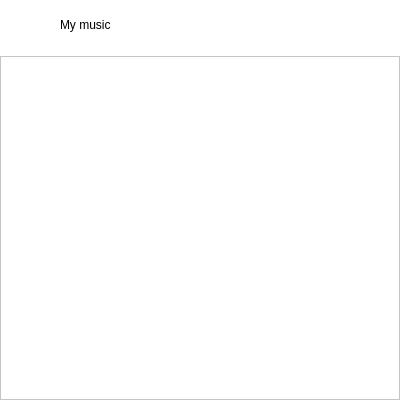
The window that Pages/mainpage.ui (HTMLProgrammer2001/qtPlayer) describes before a commit, drawn with Qt 5.
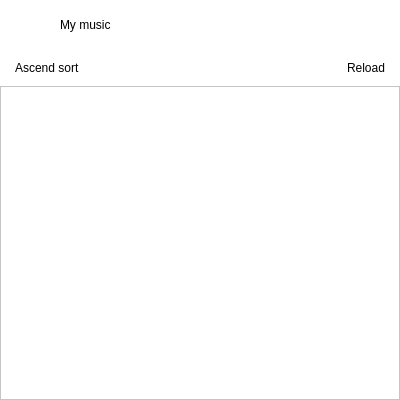
The same window after the commit. Icons and pictures are not drawn. Custom widgets are drawn as their Qt base class.

Diff of the .ui file:
```diff
--- a/Pages/mainpage.ui
+++ b/Pages/mainpage.ui
@@ -191,6 +191,61 @@
         </layout>
        </widget>
       </item>
+      <item>
+       <layout class="QHBoxLayout" name="horizontalLayout_2">
+        <property name="leftMargin">
+         <number>15</number>
+        </property>
+        <property name="topMargin">
+         <number>5</number>
+        </property>
+        <property name="rightMargin">
+         <number>15</number>
+        </property>
+        <property name="bottomMargin">
+         <number>5</number>
+        </property>
+        <item>
+         <widget class="QLabel" name="label_4">
+          <property name="cursor">
+           <cursorShape>PointingHandCursor</cursorShape>
+          </property>
+          <property name="styleSheet">
+           <string notr="true">font: 75 10pt &quot;Arial&quot;;
+color: rgb(79, 147, 255);
+
+QLabel::hover{
+	color: rgb(42, 109, 255)
+}</string>
+          </property>
+          <property name="text">
+           <string>Ascend sort</string>
+          </property>
+         </widget>
+        </item>
+        <item>
+         <widget class="QLabel" name="label_3">
+          <property name="cursor">
+           <cursorShape>PointingHandCursor</cursorShape>
+          </property>
+          <property name="styleSheet">
+           <string notr="true">font: 75 10pt &quot;Arial&quot;;
+color: rgb(79, 147, 255);
+
+QLabel::hover{
+	color: rgb(42, 109, 255)
+}</string>
+          </property>
+          <property name="text">
+           <string>Reload</string>
+          </property>
+          <property name="alignment">
+           <set>Qt::AlignRight|Qt::AlignTrailing|Qt::AlignVCenter</set>
+          </property>
+         </widget>
+        </item>
+       </layout>
+      </item>
       <item>
        <widget class="QWidget" name="content" native="true">
         <property name="styleSheet">
@@ -266,7 +321,7 @@
               <x>0</x>
               <y>0</y>
               <width>398</width>
-              <height>332</height>
+              <height>300</height>
              </rect>
             </property>
             <property name="styleSheet">
```
